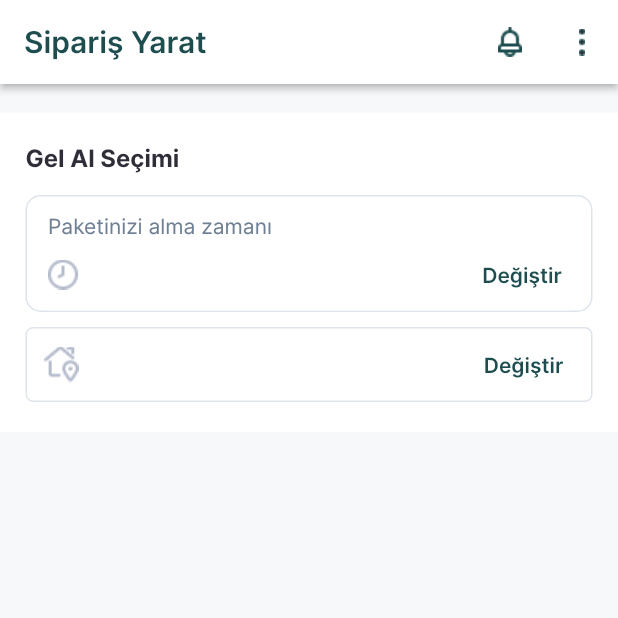
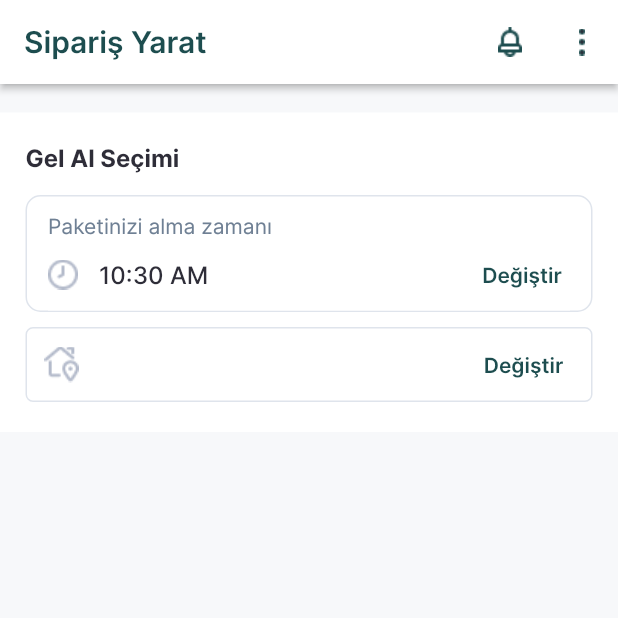
Before and after one commit to ahmetsarac/redesign-starbucks, a Flutter app: the screen it shows after launch, on a phone screen of 412 x 824 dp, the top half of it. Run offline on Flutter 3.47's test engine with Material 2 defaults, Android fonts, the phone set to English and light mode, and no system bars.

```diff
--- a/lib/widgets/time_picker.dart
+++ b/lib/widgets/time_picker.dart
@@ -2,16 +2,41 @@ import 'package:flutter/material.dart';
 
 import '../theme/colors.dart';
 
-class TimePicker extends StatelessWidget {
+class TimePicker extends StatefulWidget {
   TimePicker({
     Key? key,
   }) : super(key: key);
 
-  final timeFocus = FocusNode();
-  final locationFocus = FocusNode();
+  @override
+  State<TimePicker> createState() => _TimePickerState();
+}
 
-  final timeController = TextEditingController();
+class _TimePickerState extends State<TimePicker> {
+  TimeOfDay selectedTime = TimeOfDay.now();
+
+  late final String timeHour = '${selectedTime.hour}';
+  late final String timeMinute = selectedTime.minute < 10
+      ? '0${selectedTime.minute}'
+      : '${selectedTime.minute}';
+  late final String timePeriod = selectedTime.period.name.toUpperCase();
+  late final timeString = '$timeHour:$timeMinute $timePeriod';
+
+  late final timeController = TextEditingController(text: timeString);
   final locationController = TextEditingController();
+
+  void _selectTime(BuildContext context) async {
+    final TimeOfDay? timeOfDay = await showTimePicker(
+      context: context,
+      initialTime: selectedTime,
+      initialEntryMode: TimePickerEntryMode.dial,
+    );
+    if (timeOfDay != null && timeOfDay != selectedTime) {
+      setState(() {
+        selectedTime = timeOfDay;
+        timeController.text = selectedTime.format(context);
+      });
+    }
+  }
 
   @override
   Widget build(BuildContext context) {
@@ -51,7 +76,7 @@ class TimePicker extends StatelessWidget {
                   style: Theme.of(context).textTheme.overline,
                 ),
                 TextField(
-                  focusNode: timeFocus,
+                  readOnly: true,
                   controller: timeController,
                   style: Theme.of(context)
                       .textTheme
@@ -63,8 +88,6 @@ class TimePicker extends StatelessWidget {
                         BoxConstraints.loose(const Size(100, 20)),
                     focusedBorder: InputBorder.none,
                     enabledBorder: InputBorder.none,
-                    errorBorder: InputBorder.none,
-                    disabledBorder: InputBorder.none,
                     prefixIconConstraints:
                         BoxConstraints.tight(const Size(34, 20)),
                     prefixIcon: Padding(
@@ -85,7 +108,9 @@ class TimePicker extends StatelessWidget {
                             .button!
                             .copyWith(color: PrimaryColors.darkGreen),
                       ),
-                      onPressed: () {},
+                      onPressed: () {
+                        _selectTime(context);
+                      },
                     ),
                   ),
                 ),
@@ -94,7 +119,6 @@ class TimePicker extends StatelessWidget {
           ),
           const SizedBox(height: 10),
           TextField(
-            focusNode: locationFocus,
             controller: locationController,
             style: Theme.of(context)
                 .textTheme
```
